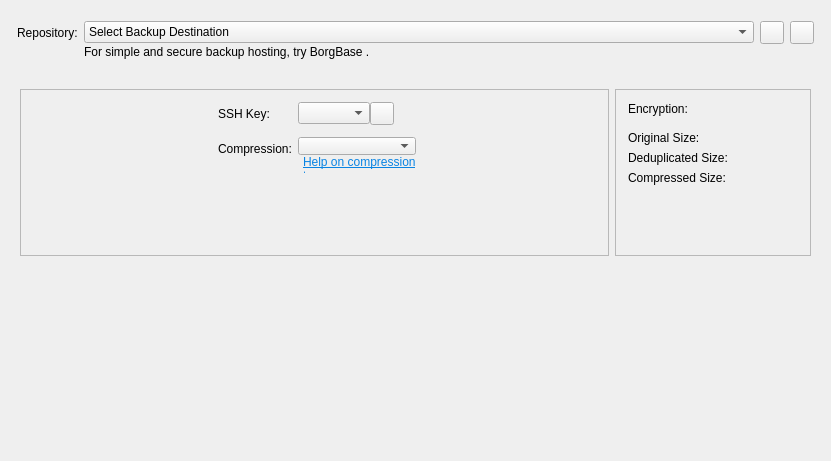
Above: src/vorta/assets/UI/repotab.ui from borgbase/vorta before the change. Below: the same form after it.
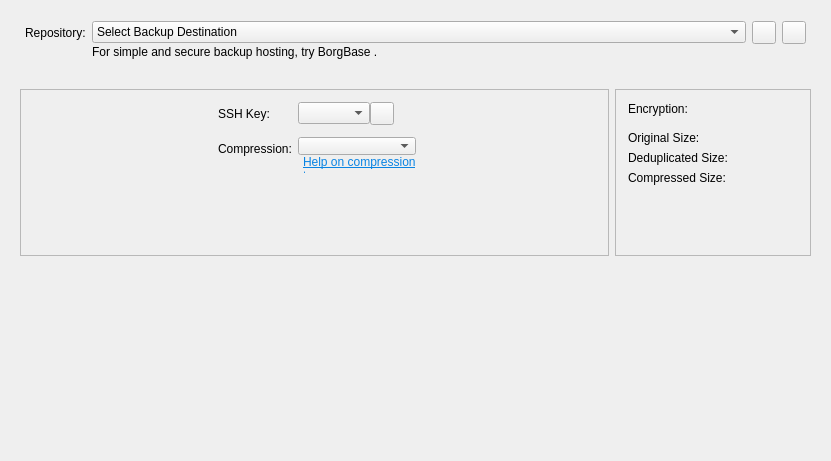
That is the form after the change.

Patch:
```diff
--- a/src/vorta/assets/UI/repotab.ui
+++ b/src/vorta/assets/UI/repotab.ui
@@ -29,6 +29,9 @@
    <property name="topMargin">
     <number>12</number>
    </property>
+   <property name="bottomMargin">
+    <number>12</number>
+   </property>
    <item>
     <widget class="QFrame" name="frame_2">
      <property name="frameShape">
@@ -39,10 +42,10 @@
      </property>
      <layout class="QFormLayout" name="formLayout_2">
       <property name="leftMargin">
-       <number>6</number>
+       <number>14</number>
       </property>
       <property name="rightMargin">
-       <number>6</number>
+       <number>14</number>
       </property>
       <item row="0" column="0">
        <widget class="QLabel" name="label">
```
